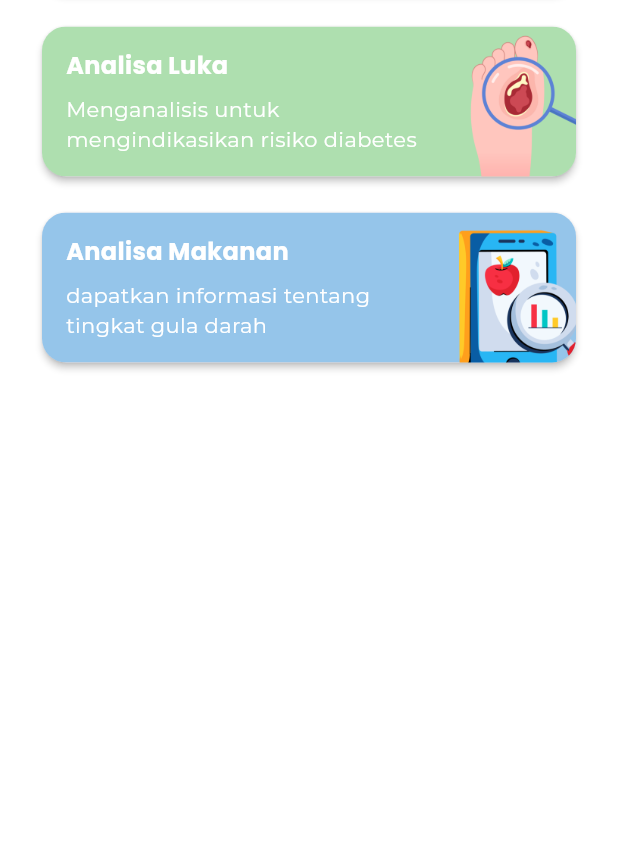
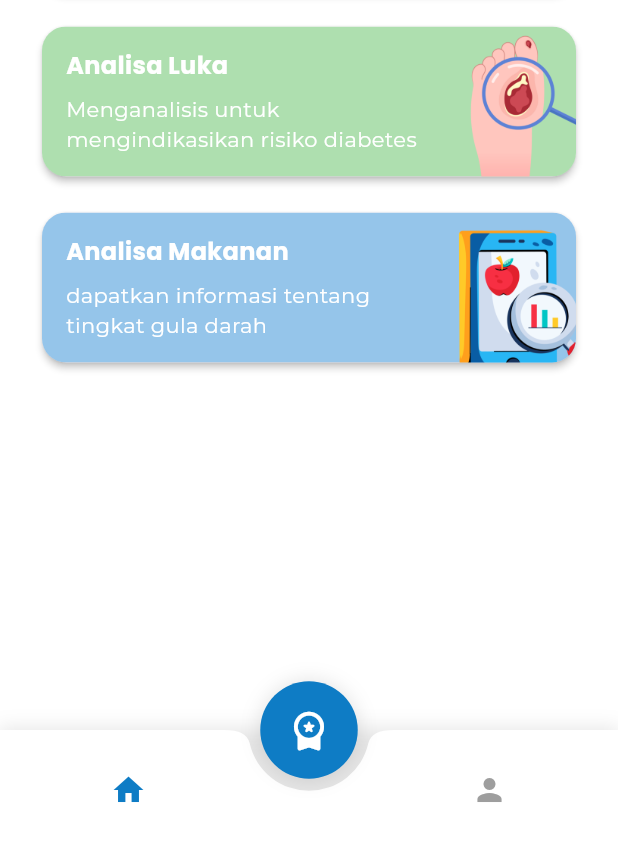
Before and after one commit to sakaaja27/predia, a Flutter app: the Home screen opened by its route, on a phone screen of 412 x 824 dp, the part 386-1236 px from its top. Run offline on Flutter 3.47's test engine with Material 3 defaults, Android fonts, the phone set to English and light mode, and no system bars; our stand-ins replace get, google_fonts.

Commit message:
add bottom bar

```diff
--- a/lib/screen/home/home.dart
+++ b/lib/screen/home/home.dart
@@ -1,6 +1,8 @@
 import 'package:flutter/material.dart';
 import 'package:predia/utils/color.dart';
 import 'package:google_fonts/google_fonts.dart';
+import 'package:get/get.dart';
+import 'package:predia/widget/reusableBottomNav.dart';
 
 class Home extends StatelessWidget {
   const Home({super.key});
@@ -242,6 +244,34 @@ class Home extends StatelessWidget {
           ),
         ],
       ),
+      bottomNavigationBar: CustomBottomNavBar(currentIndex: 0),
+      floatingActionButton: Container(
+        width: 65,
+        height: 65,
+        decoration: BoxDecoration(
+          color: primaryColor,
+          shape: BoxShape.circle,
+          boxShadow: [
+            BoxShadow(
+              color: Colors.black.withOpacity(0.1),
+              spreadRadius: 1,
+              blurRadius: 10,
+              offset: Offset(0, 0),
+            ),
+          ],
+        ),
+        child: InkWell(
+          onTap: () => Get.offAllNamed('/scan_luka'),
+          borderRadius: BorderRadius.circular(999),
+          child: const Icon(
+            Icons.workspace_premium_rounded,
+            color: Colors.white,
+            size: 30,
+          ),
+        ),
+      ),
+
+      floatingActionButtonLocation: FloatingActionButtonLocation.centerDocked,
     );
   }
 }
--- /dev/null
+++ b/lib/widget/reusableBottomNav.dart
@@ -0,0 +1,69 @@
+import 'package:flutter/material.dart';
+import 'package:get/get.dart';
+import 'package:predia/utils/color.dart';
+
+class CustomBottomNavBar extends StatelessWidget {
+  final int currentIndex;
+
+  const CustomBottomNavBar({super.key, required this.currentIndex});
+
+  void _onItemTapped(int index) {
+    switch (index) {
+      case 0:
+        if (Get.currentRoute != '/home') Get.offAllNamed('/home');
+        break;
+      case 1:
+        if (Get.currentRoute != '/scan_luka')
+          Get.offAllNamed('/scan_luka');
+        break;
+      case 2:
+        if (Get.currentRoute != '/profile') Get.offAllNamed('/profile');
+        break;
+    }
+  }
+
+  @override
+  Widget build(BuildContext context) {
+    return Container(
+      decoration: BoxDecoration(
+        boxShadow: [
+          BoxShadow(
+            color: Colors.black.withOpacity(0.1),
+            spreadRadius: 1,
+            blurRadius: 10,
+            offset: const Offset(0, -0.5),
+          ),
+        ],
+      ),
+      child: BottomAppBar(
+        shape: const CircularNotchedRectangle(),
+        notchMargin: 8,
+        color: Colors.white,
+        elevation: 10,
+        child: SizedBox(
+          height: 60,
+          child: Row(
+            mainAxisAlignment: MainAxisAlignment.spaceAround,
+            children: [
+              IconButton(
+                icon: Icon(
+                  Icons.home,
+                  color: currentIndex == 0 ? primaryColor : Colors.grey,
+                ),
+                onPressed: () => _onItemTapped(0),
+              ),
+              const SizedBox(width: 10), // space for FAB notch
+              IconButton(
+                icon: Icon(
+                  Icons.person,
+                  color: currentIndex == 2 ? primaryColor : Colors.grey,
+                ),
+                onPressed: () => _onItemTapped(2),
+              ),
+            ],
+          ),
+        ),
+      ),
+    );
+  }
+}
```
